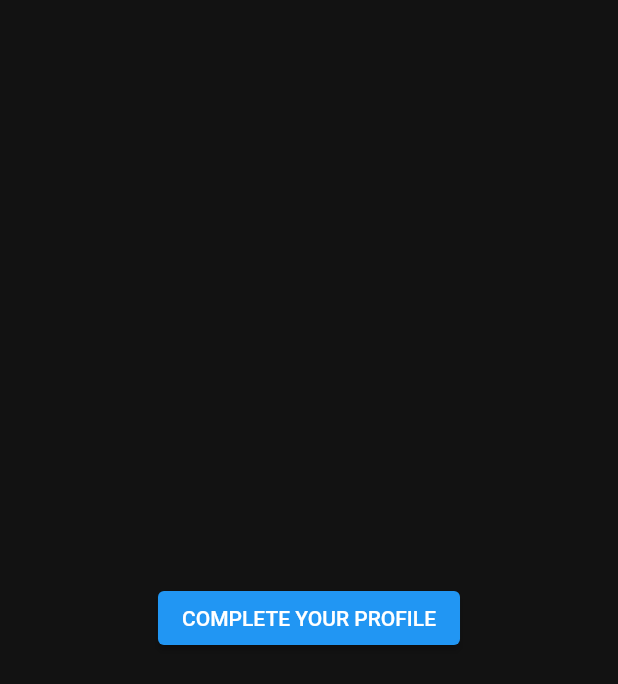
After one commit to anthonycuervo23/kabod_app, a Flutter app: the IntroScreen screen opened directly, after a tap on "COMPLETE YOUR PROFILE", on a phone screen of 412 x 824 dp. The commit adds this screen. Shown: the top 684 px of the screen. Run offline on Flutter 3.47's test engine with Material 2 defaults, Android fonts, the phone set to English and light mode, and no system bars; our stand-ins replace cloud_firestore, firebase_auth, firebase_core, flutter_form_builder, table_calendar; accounts and stored records are empty.

```diff
--- a/lib/main.dart
+++ b/lib/main.dart
@@ -11,7 +11,7 @@ import 'package:kabod_app/core/model/main_screen_model.dart';
 import 'package:kabod_app/screens/home/repository/wod_repository.dart';
 import 'package:kabod_app/core/presentation/constants.dart';
 import 'package:kabod_app/core/presentation/routes.dart';
-import 'package:kabod_app/screens/auth/model/user_model.dart';
+import 'package:kabod_app/screens/auth/model/user_repository.dart';
 
 import 'core/utils/calendar.dart';
 
@@ -42,7 +42,7 @@ class MyApp extends StatelessWidget {
         initialRoute: AppRoutes.loginRoute,
       ),
       providers: [
-        ChangeNotifierProvider(create: (_) => UserModel.instance()),
+        ChangeNotifierProvider(create: (_) => UserRepository.instance()),
         ChangeNotifierProvider(create: (_) {
           DateTime today = DateTime.now();
           final firstDayOfTheWeek = today
--- a/lib/screens/auth/components/login_form.dart
+++ b/lib/screens/auth/components/login_form.dart
@@ -7,7 +7,7 @@ import 'package:kabod_app/screens/commons/reusable_button.dart';
 import 'package:kabod_app/core/presentation/routes.dart';
 import 'package:kabod_app/screens/auth/components/login_fields.dart';
 import 'package:kabod_app/core/presentation/constants.dart';
-import 'package:kabod_app/screens/auth/model/user_model.dart';
+import 'package:kabod_app/screens/auth/model/user_repository.dart';
 
 class GetLoginForm extends StatefulWidget {
   @override
@@ -33,7 +33,7 @@ class _GetLoginFormState extends State<GetLoginForm> {
 
   @override
   Widget build(BuildContext context) {
-    final user = Provider.of<UserModel>(context);
+    final user = Provider.of<UserRepository>(context);
     return Scaffold(
       backgroundColor: Colors.transparent,
       body: Center(
--- a/lib/screens/auth/model/user_model.dart
+++ b/lib/screens/auth/model/user_model.dart
@@ -1,64 +1,53 @@
-import 'package:firebase_auth/firebase_auth.dart';
-import 'package:flutter/foundation.dart';
+class UserModel {
+  String id;
+  String name;
+  String phone;
+  bool admin;
+  String email;
+  String address;
+  DateTime lastLoggedIn;
+  DateTime registrationDate;
+  String photoUrl;
+  bool introSeen;
 
-enum Status { Uninitialized, Authenticated, Authenticating, Unauthenticated }
+  UserModel(
+      {this.id,
+      this.name,
+      this.phone,
+      this.admin,
+      this.email,
+      this.address,
+      this.lastLoggedIn,
+      this.registrationDate,
+      this.photoUrl,
+      this.introSeen});
 
-class UserModel extends ChangeNotifier {
-  FirebaseAuth _firebaseAuth;
-  User _user;
-  Status _status = Status.Uninitialized;
-  String _error;
-
-  Status get status => _status;
-
-  User get user => _user;
-
-  String get error => _error;
-
-  UserModel.instance() : _firebaseAuth = FirebaseAuth.instance {
-    _firebaseAuth.authStateChanges().listen(_onAuthStateChanged);
+  UserModel.fromMap(String id, Map<String, dynamic> data) {
+    id = id;
+    name = data['name'];
+    admin = data['admin'];
+    //admin = data['admin'];
+    phone = data['phone'];
+    address = data['address'];
+    email = data['email'];
+    lastLoggedIn = data['last_logged_in']?.toDate();
+    registrationDate = data['registration_date']?.toDate();
+    photoUrl = data['photo_url'];
+    introSeen = data['intro_seen'];
   }
 
-  Future<bool> signIn(String email, String password) async {
-    try {
-      _status = Status.Authenticating;
-      notifyListeners();
-      await _firebaseAuth.signInWithEmailAndPassword(
-          email: email, password: password);
-      return true;
-    } catch (e) {
-      _error = e.message;
-      _status = Status.Unauthenticated;
-      notifyListeners();
-      print(e.toString());
-      return false;
-    }
-  }
-
-  Future signOut() async {
-    _firebaseAuth.signOut();
-    _status = Status.Unauthenticated;
-    notifyListeners();
-    return Future.delayed(Duration.zero);
-  }
-
-  Future<bool> resetPassword(String email) async {
-    try {
-      await _firebaseAuth.sendPasswordResetEmail(email: email);
-      return true;
-    } catch (e) {
-      _error = e.message;
-      return false;
-    }
-  }
-
-  Future<void> _onAuthStateChanged(User firebaseUser) async {
-    if (firebaseUser == null) {
-      _status = Status.Unauthenticated;
-    } else {
-      _user = firebaseUser;
-      _status = Status.Authenticated;
-    }
-    notifyListeners();
+  Map<String, dynamic> toMap() {
+    final Map<String, dynamic> data = new Map<String, dynamic>();
+    data['user_id'] = id;
+    data['name'] = name;
+    data['admin'] = admin;
+    data['phone'] = phone;
+    data['address'] = address;
+    data['email'] = email;
+    data['last_logged_in'] = lastLoggedIn;
+    data['registration_date'] = registrationDate;
+    data['photo_url'] = photoUrl;
+    data['intro_seen'] = introSeen;
+    return data;
   }
 }
--- /dev/null
+++ b/lib/screens/auth/model/user_repository.dart
@@ -0,0 +1,121 @@
+import 'dart:async';
+import 'package:cloud_firestore/cloud_firestore.dart';
+import 'package:firebase_auth/firebase_auth.dart';
+import 'package:flutter/foundation.dart';
+
+//My imports
+import 'package:kabod_app/screens/auth/model/user_model.dart';
+
+enum Status { Uninitialized, Authenticated, Authenticating, Unauthenticated }
+
+class UserRepository extends ChangeNotifier {
+  FirebaseAuth _firebaseAuth;
+  User _user;
+  Status _status = Status.Uninitialized;
+  String _error;
+  StreamSubscription _userListener;
+  UserModel _fsUser;
+  bool _loading;
+  FirebaseFirestore _db = FirebaseFirestore.instance;
+
+  Status get status => _status;
+
+  User get user => _user;
+
+  String get error => _error;
+
+  UserModel get userModel => _fsUser;
+
+  bool get isLoading => _loading;
+
+  UserRepository.instance() : _firebaseAuth = FirebaseAuth.instance {
+    _loading = true;
+    _firebaseAuth.authStateChanges().listen(_onAuthStateChanged);
+  }
+
+  Future<bool> signIn(String email, String password) async {
+    try {
+      _status = Status.Authenticating;
+      notifyListeners();
+      await _firebaseAuth.signInWithEmailAndPassword(
+          email: email, password: password);
+      return true;
+    } catch (e) {
+      _error = e.message;
+      _status = Status.Unauthenticated;
+      notifyListeners();
+      print(e.toString());
+      return false;
+    }
+  }
+
+  Future signOut() async {
+    _firebaseAuth.signOut();
+    _status = Status.Unauthenticated;
+    _fsUser = null;
+    _userListener.cancel();
+    notifyListeners();
+    return Future.delayed(Duration.zero);
+  }
+
+  Future<bool> resetPassword(String email) async {
+    try {
+      await _firebaseAuth.sendPasswordResetEmail(email: email);
+      return true;
+    } catch (e) {
+      _error = e.message;
+      return false;
+    }
+  }
+
+  Future<void> _onAuthStateChanged(User firebaseUser) async {
+    if (firebaseUser == null) {
+      _status = Status.Unauthenticated;
+      _fsUser = null;
+      _user = null;
+    } else {
+      _user = firebaseUser;
+      _saveUserRecord();
+      final userDB = _db.collection('users').doc(_user.uid);
+      _userListener = userDB
+          .snapshots()
+          .map((snap) =>
+              snap.exists ? UserModel.fromMap(snap.id, snap.data()) : null)
+          .listen((user) {
+        _fsUser = user;
+        _loading = false;
+        notifyListeners();
+      });
+      _status = Status.Authenticated;
+    }
+    notifyListeners();
+  }
+
+  Future<void> _saveUserRecord() async {
+    if (_user == null) return;
+    UserModel user = UserModel(
+      email: _user.email,
+      name: _user.displayName,
+      admin: false,
+      photoUrl: _user.photoURL,
+      id: _user.uid,
+      registrationDate: DateTime.now().toUtc(),
+      lastLoggedIn: DateTime.now().toUtc(),
+      introSeen: false,
+    );
+    final userDB = _db.collection('users').doc(_user.uid);
+    if ((await userDB.get()).exists) {
+      await userDB.update({
+        'last_logged_in': FieldValue.serverTimestamp(),
+      });
+    } else {
+      await userDB.set(user.toMap());
+    }
+  }
+
+  @override
+  void dispose() {
+    _userListener.cancel();
+    super.dispose();
+  }
+}
--- a/lib/screens/auth/screens/login_screens_controller.dart
+++ b/lib/screens/auth/screens/login_screens_controller.dart
@@ -2,21 +2,25 @@ import 'package:flutter/material.dart';
 import 'package:provider/provider.dart';
 
 //my imports
-import 'package:kabod_app/screens/auth/model/user_model.dart';
+import 'package:kabod_app/screens/auth/model/user_repository.dart';
 import 'package:kabod_app/screens/auth/screens/login_screen.dart';
 import 'package:kabod_app/screens/auth/screens/splash.dart';
 import 'package:kabod_app/screens/home//home_screen.dart';
+import 'package:kabod_app/screens/home//intro_screen.dart';
 
 class HomePage extends StatelessWidget {
   @override
   Widget build(BuildContext context) {
-    final user = Provider.of<UserModel>(context);
+    final user = Provider.of<UserRepository>(context);
     switch (user.status) {
       case Status.Unauthenticated:
       case Status.Authenticating:
         return LoginScreen();
       case Status.Authenticated:
-        return HomeScreen();
+        if (user.isLoading) return Splash();
+        return user.userModel?.introSeen ?? false
+            ? HomeScreen()
+            : IntroScreen();
       case Status.Uninitialized:
       default:
         return Splash();
--- a/lib/screens/auth/screens/reset_password_screen.dart
+++ b/lib/screens/auth/screens/reset_password_screen.dart
@@ -6,7 +6,7 @@ import 'package:kabod_app/screens/commons/dividers.dart';
 import 'package:kabod_app/core/presentation/constants.dart';
 import 'package:kabod_app/core/presentation/routes.dart';
 import 'package:kabod_app/screens/auth/components/login_fields.dart';
-import 'package:kabod_app/screens/auth/model/user_model.dart';
+import 'package:kabod_app/screens/auth/model/user_repository.dart';
 import 'package:kabod_app/screens/commons/reusable_button.dart';
 
 class ResetPasswordScreen extends StatefulWidget {
@@ -105,7 +105,7 @@ class _ResetPasswordScreenState extends State<ResetPasswordScreen> {
   }
 
   _resetPassword() async {
-    final user = Provider.of<UserModel>(context, listen: false);
+    final user = Provider.of<UserRepository>(context, listen: false);
     print(_emailField.text);
     if (_formKey.currentState.validate()) {
       await user
@@ -115,7 +115,7 @@ class _ResetPasswordScreenState extends State<ResetPasswordScreen> {
   }
 
   _showResetPasswordDialog(BuildContext context) async {
-    final user = Provider.of<UserModel>(context, listen: false);
+    final user = Provider.of<UserRepository>(context, listen: false);
     bool resetPasswordResult = !await user.resetPassword(_emailField.text);
     return showDialog(
         context: context,
--- a/lib/screens/home/home_screen.dart
+++ b/lib/screens/home/home_screen.dart
@@ -5,6 +5,7 @@ import 'package:provider/provider.dart';
 // my imports
 import 'package:kabod_app/screens/classes/model/classes_model.dart';
 import 'package:kabod_app/core/utils/calendar.dart';
+import 'package:kabod_app/screens/auth/model/user_repository.dart';
 import 'package:kabod_app/screens/home/components/calendar_wod_message.dart';
 import 'package:kabod_app/core/model/main_screen_model.dart';
 import 'package:kabod_app/core/presentation/routes.dart';
@@ -37,6 +38,7 @@ class _HomeScreenState extends State<HomeScreen> {
   Widget build(BuildContext context) {
     final MainScreenModel mainScreenModel =
         Provider.of<MainScreenModel>(context);
+    final UserRepository user = Provider.of<UserRepository>(context);
     Size size = MediaQuery.of(context).size;
 
     return DefaultTabController(
@@ -56,7 +58,10 @@ class _HomeScreenState extends State<HomeScreen> {
                       mainAxisAlignment: MainAxisAlignment.end,
                       crossAxisAlignment: CrossAxisAlignment.start,
                       children: [
-                        Text('Welcome back, Jean!',
+                        Text(
+                            user.userModel.name == null
+                                ? 'Welcome back, Athlete'
+                                : 'Welcome back, ${user.userModel.name}.!',
                             style: TextStyle(color: kTextColor)),
                         DividerBig(),
                         WodCalendar(),
@@ -71,7 +76,8 @@ class _HomeScreenState extends State<HomeScreen> {
                   tabs: [Tab(text: 'Schedule'), Tab(text: 'WOD')]),
             ),
           ),
-          floatingActionButton: FloatingActionButton(
+          floatingActionButton: user.userModel.admin == true
+              ? FloatingActionButton(
                   onPressed: () =>
                       Navigator.pushNamed(context, AppRoutes.addWodRoute),
                   child: Icon(
@@ -79,7 +85,8 @@ class _HomeScreenState extends State<HomeScreen> {
                     color: kBackgroundColor,
                     size: 40,
                   ),
-          ),
+                )
+              : Container(),
           body: TabBarView(
             children: [
               StreamBuilder<List<Classes>>(
--- /dev/null
+++ b/lib/screens/home/intro_screen.dart
@@ -0,0 +1,26 @@
+import 'package:flutter/material.dart';
+import 'package:provider/provider.dart';
+import 'package:cloud_firestore/cloud_firestore.dart';
+
+//My imports
+import 'package:kabod_app/screens/auth/model/user_repository.dart';
+
+class IntroScreen extends StatelessWidget {
+  @override
+  Widget build(BuildContext context) {
+    final user = Provider.of<UserRepository>(context);
+    return Scaffold(
+        body: Center(
+            child: ElevatedButton(
+                onPressed: () {
+                  _finishIntroScreen(context, user.user.uid);
+                },
+                child: Text('COMPLETE YOUR PROFILE'))));
+  }
+}
+
+_finishIntroScreen(BuildContext context, user) async {
+  await FirebaseFirestore.instance.collection('users').doc(user).update({
+    'intro_seen': true,
+  });
+}
```
Also changed, not shown: lib/screens/classes/class_details_screen.dart (+17 -1 lines), lib/screens/classes/repository/classes_repository.dart (+7 -0 lines), lib/screens/home/components/popup_menu.dart (+7 -2 lines). Lines whose indentation alone changed are shown as unchanged.
